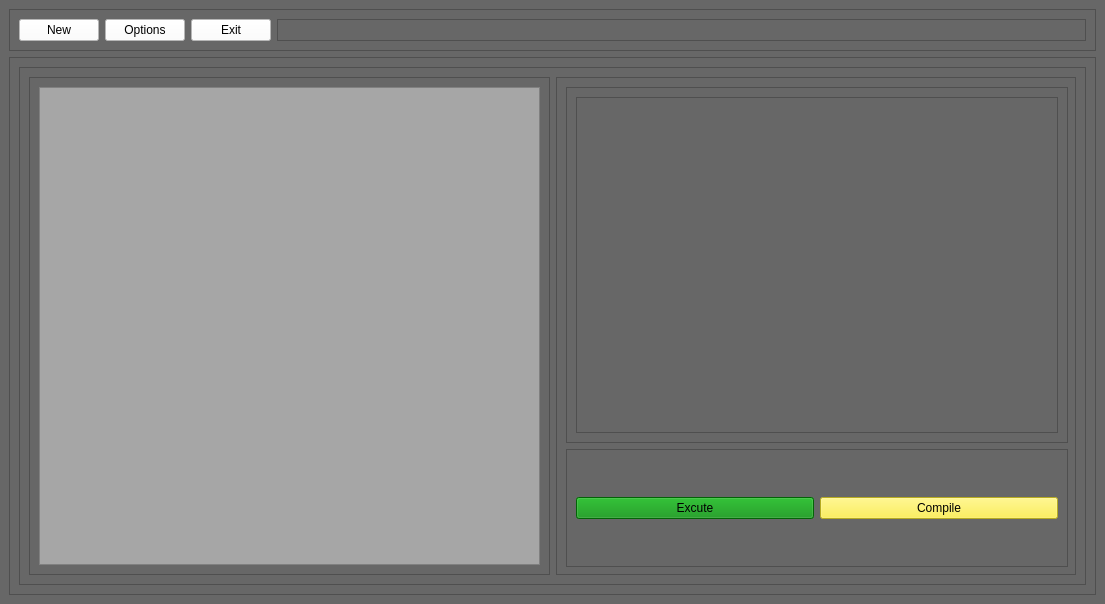
The window that view/view.ui (JesusAbarcaRodriguez/python-newLanguaje) describes before a commit, drawn with Qt 5.
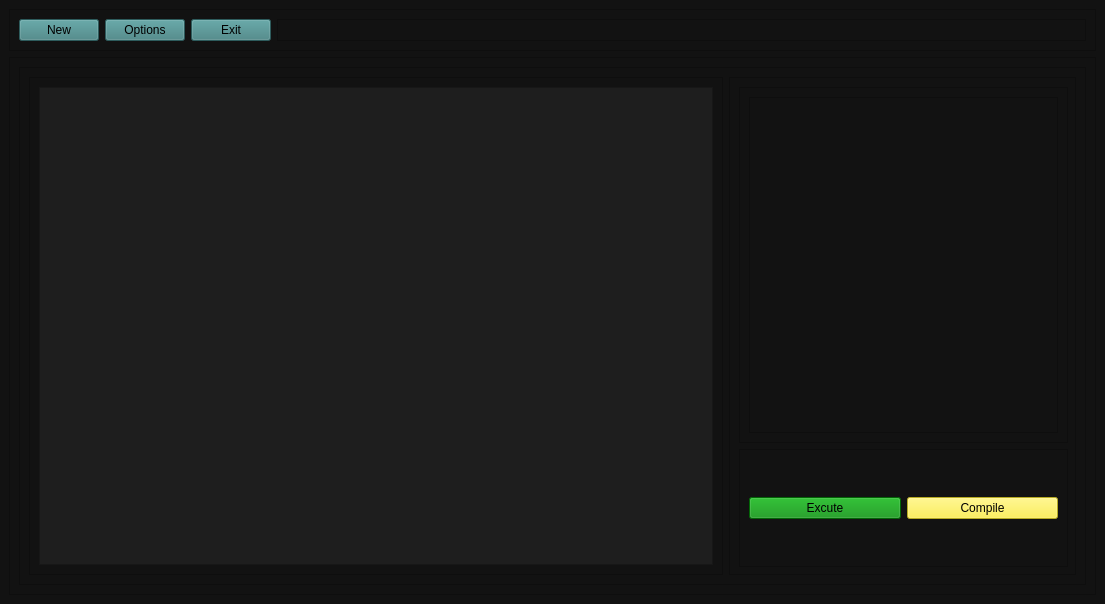
The same window after the commit.

The edit to the form file:
```diff
--- a/view/view.ui
+++ b/view/view.ui
@@ -1,7 +1,7 @@
 <?xml version="1.0" encoding="UTF-8"?>
 <ui version="4.0">
- <class>MainWindow</class>
- <widget class="QMainWindow" name="MainWindow">
+ <class>DEV_CER</class>
+ <widget class="QMainWindow" name="DEV_CER">
   <property name="geometry">
    <rect>
     <x>0</x>
@@ -15,7 +15,7 @@
   </property>
   <widget class="QWidget" name="centralwidget">
    <property name="styleSheet">
-    <string notr="true">background-color: rgb(103, 103, 103);</string>
+    <string notr="true">background-color: rgb(18, 18, 18);</string>
    </property>
    <layout class="QVBoxLayout" name="verticalLayout" stretch="1,14">
     <item>
@@ -30,7 +30,7 @@
        <item>
         <widget class="QPushButton" name="btn_new">
          <property name="styleSheet">
-          <string notr="true">background-color: rgb(255, 255, 255);
+          <string notr="true">background-color: rgb(63, 128, 129);
 border-color: rgb(39, 93, 211);</string>
          </property>
          <property name="text">
@@ -41,7 +41,7 @@
        <item>
         <widget class="QPushButton" name="btn_options">
          <property name="styleSheet">
-          <string notr="true">background-color: rgb(255, 255, 255);</string>
+          <string notr="true">background-color: rgb(63, 128, 129);</string>
          </property>
          <property name="text">
           <string>Options</string>
@@ -51,7 +51,8 @@
        <item>
         <widget class="QPushButton" name="btn_exit">
          <property name="styleSheet">
-          <string notr="true">background-color: rgb(255, 255, 255);</string>
+          <string notr="true">
+background-color: rgb(63, 128, 129);</string>
          </property>
          <property name="text">
           <string>Exit</string>
@@ -60,6 +61,9 @@
        </item>
        <item>
         <widget class="QFrame" name="frame_5">
+         <property name="enabled">
+          <bool>false</bool>
+         </property>
          <property name="frameShape">
           <enum>QFrame::StyledPanel</enum>
          </property>
@@ -88,7 +92,7 @@
          <property name="frameShadow">
           <enum>QFrame::Raised</enum>
          </property>
-         <layout class="QHBoxLayout" name="horizontalLayout_2">
+         <layout class="QHBoxLayout" name="horizontalLayout_2" stretch="2,1">
           <item>
            <widget class="QFrame" name="frame_4">
             <property name="frameShape">
@@ -102,7 +106,9 @@
               <widget class="QTextEdit" name="textEdit">
                <property name="styleSheet">
                 <string notr="true">font: 8pt &quot;Cascadia Code&quot;;
-background-color: rgb(166, 166, 166);
+background-color: rgb(30, 30, 30);
+border-color:red;
+color:rgb(255,255,255);
 </string>
                </property>
                <property name="html">
@@ -112,6 +118,12 @@
 &lt;/style&gt;&lt;/head&gt;&lt;body style=&quot; font-family:'Cascadia Code'; font-size:8pt; font-weight:400; font-style:normal;&quot;&gt;
 &lt;p style=&quot;-qt-paragraph-type:empty; margin-top:0px; margin-bottom:12px; margin-left:0px; margin-right:0px; -qt-block-indent:0; text-indent:0px;&quot;&gt;&lt;br /&gt;&lt;/p&gt;&lt;/body&gt;&lt;/html&gt;</string>
                </property>
+               <property name="tabStopWidth">
+                <number>20</number>
+               </property>
+               <property name="tabStopDistance">
+                <double>20.000000000000000</double>
+               </property>
               </widget>
              </item>
             </layout>
@@ -147,7 +159,9 @@
                    <bool>true</bool>
                   </property>
                   <property name="styleSheet">
-                   <string notr="true">font: 11pt &quot;Cascadia Code&quot;;</string>
+                   <string notr="true">font: 11pt &quot;Cascadia Code&quot;;
+color:  rgb(255, 255, 255);
+</string>
                   </property>
                   <property name="verticalScrollBarPolicy">
                    <enum>Qt::ScrollBarAsNeeded</enum>
@@ -157,6 +171,7 @@
 &lt;html&gt;&lt;head&gt;&lt;meta name=&quot;qrichtext&quot; content=&quot;1&quot; /&gt;&lt;style type=&quot;text/css&quot;&gt;
 p, li { white-space: pre-wrap; }
 &lt;/style&gt;&lt;/head&gt;&lt;body style=&quot; font-family:'Cascadia Code'; font-size:11pt; font-weight:400; font-style:normal;&quot;&gt;
+&lt;p style=&quot;-qt-paragraph-type:empty; margin-top:0px; margin-bottom:12px; margin-left:0px; margin-right:0px; -qt-block-indent:0; text-indent:0px;&quot;&gt;&lt;br /&gt;&lt;/p&gt;
 &lt;p style=&quot;-qt-paragraph-type:empty; margin-top:0px; margin-bottom:12px; margin-left:0px; margin-right:0px; -qt-block-indent:0; text-indent:0px;&quot;&gt;&lt;br /&gt;&lt;/p&gt;&lt;/body&gt;&lt;/html&gt;</string>
                   </property>
                  </widget>
```
